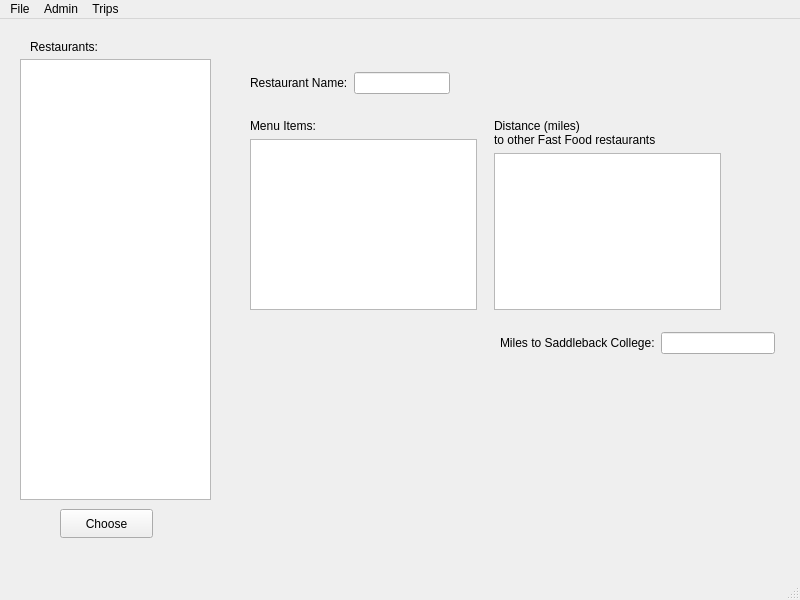
EPaz0/Project-1-Fast-Food-Fantasy, file FFF_Project_1/mainwindow.ui: the form before one commit.
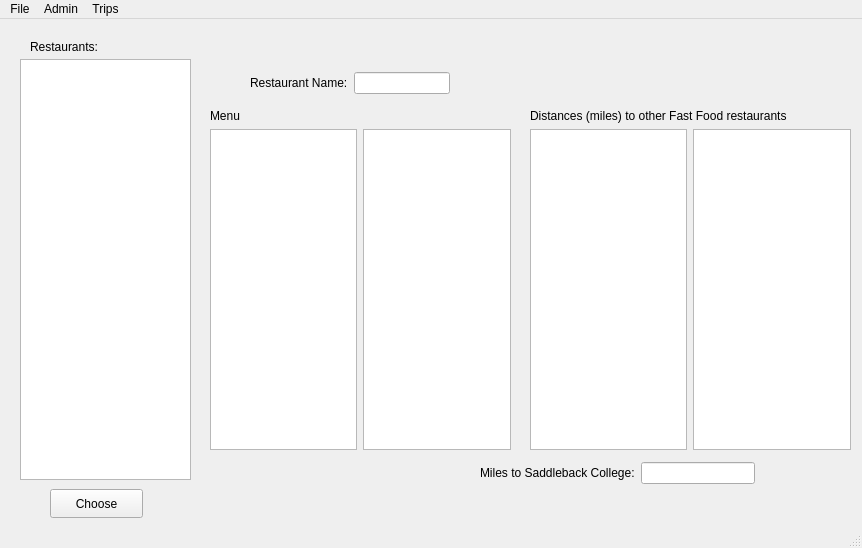
The form after the commit.

What changed in the file:
```diff
--- a/FFF_Project_1/mainwindow.ui
+++ b/FFF_Project_1/mainwindow.ui
@@ -6,8 +6,8 @@
    <rect>
     <x>0</x>
     <y>0</y>
-    <width>800</width>
-    <height>600</height>
+    <width>862</width>
+    <height>548</height>
    </rect>
   </property>
   <property name="windowTitle">
@@ -19,8 +19,8 @@
      <rect>
       <x>20</x>
       <y>40</y>
-      <width>191</width>
-      <height>441</height>
+      <width>171</width>
+      <height>421</height>
      </rect>
     </property>
    </widget>
@@ -62,62 +62,8 @@
    <widget class="QWidget" name="layoutWidget">
     <property name="geometry">
      <rect>
-      <x>250</x>
-      <y>100</y>
-      <width>471</width>
-      <height>191</height>
-     </rect>
-    </property>
-    <layout class="QHBoxLayout" name="horizontalLayout_2">
-     <item>
-      <layout class="QVBoxLayout" name="verticalLayout_2">
-       <item>
-        <widget class="QLabel" name="label_3">
-         <property name="text">
-          <string>Menu Items: </string>
-         </property>
-        </widget>
-       </item>
-       <item>
-        <widget class="QListView" name="listView"/>
-       </item>
-      </layout>
-     </item>
-     <item>
-      <spacer name="horizontalSpacer">
-       <property name="orientation">
-        <enum>Qt::Horizontal</enum>
-       </property>
-       <property name="sizeHint" stdset="0">
-        <size>
-         <width>40</width>
-         <height>20</height>
-        </size>
-       </property>
-      </spacer>
-     </item>
-     <item>
-      <layout class="QVBoxLayout" name="verticalLayout">
-       <item>
-        <widget class="QLabel" name="label_4">
-         <property name="text">
-          <string>Distance (miles)
-to other Fast Food restaurants</string>
-         </property>
-        </widget>
-       </item>
-       <item>
-        <widget class="QListView" name="listView_2"/>
-       </item>
-      </layout>
-     </item>
-    </layout>
-   </widget>
-   <widget class="QWidget" name="layoutWidget">
-    <property name="geometry">
-     <rect>
-      <x>500</x>
-      <y>310</y>
+      <x>480</x>
+      <y>440</y>
       <width>275</width>
       <height>28</height>
      </rect>
@@ -138,8 +84,8 @@
    <widget class="QPushButton" name="pushButton">
     <property name="geometry">
      <rect>
-      <x>60</x>
-      <y>490</y>
+      <x>50</x>
+      <y>470</y>
       <width>93</width>
       <height>29</height>
      </rect>
@@ -148,13 +94,71 @@
      <string>Choose</string>
     </property>
    </widget>
+   <widget class="QWidget" name="">
+    <property name="geometry">
+     <rect>
+      <x>210</x>
+      <y>90</y>
+      <width>301</width>
+      <height>341</height>
+     </rect>
+    </property>
+    <layout class="QVBoxLayout" name="verticalLayout">
+     <item>
+      <widget class="QLabel" name="label_3">
+       <property name="text">
+        <string>Menu</string>
+       </property>
+      </widget>
+     </item>
+     <item>
+      <layout class="QHBoxLayout" name="horizontalLayout_4">
+       <item>
+        <widget class="QListWidget" name="listWidget_item"/>
+       </item>
+       <item>
+        <widget class="QListWidget" name="listWidget_price"/>
+       </item>
+      </layout>
+     </item>
+    </layout>
+   </widget>
+   <widget class="QWidget" name="">
+    <property name="geometry">
+     <rect>
+      <x>530</x>
+      <y>90</y>
+      <width>321</width>
+      <height>341</height>
+     </rect>
+    </property>
+    <layout class="QVBoxLayout" name="verticalLayout_2">
+     <item>
+      <widget class="QLabel" name="label_4">
+       <property name="text">
+        <string>Distances (miles) to other Fast Food restaurants</string>
+       </property>
+      </widget>
+     </item>
+     <item>
+      <layout class="QHBoxLayout" name="horizontalLayout_5">
+       <item>
+        <widget class="QListWidget" name="listWidget_name"/>
+       </item>
+       <item>
+        <widget class="QListWidget" name="listWidget_distance"/>
+       </item>
+      </layout>
+     </item>
+    </layout>
+   </widget>
   </widget>
   <widget class="QMenuBar" name="menubar">
    <property name="geometry">
     <rect>
      <x>0</x>
      <y>0</y>
-     <width>800</width>
+     <width>862</width>
      <height>26</height>
     </rect>
    </property>
```
Left out of the diff: 4 changed lines with no effect on the pictures.
